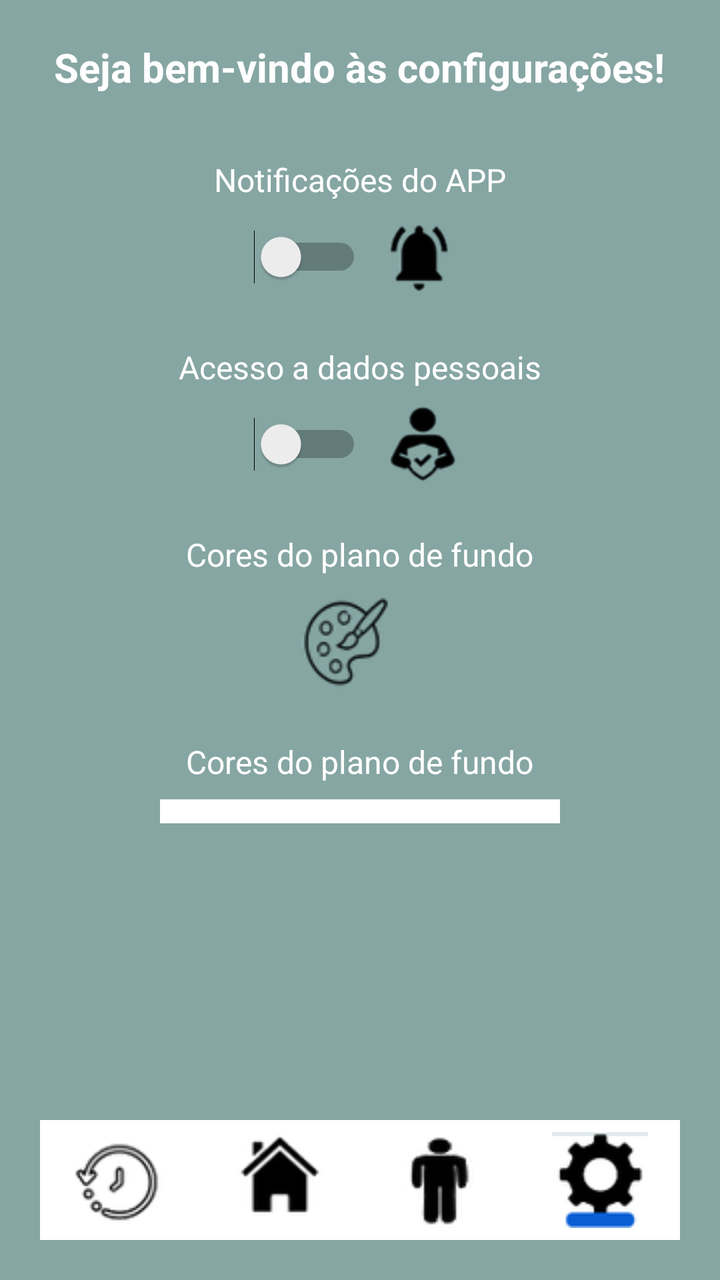
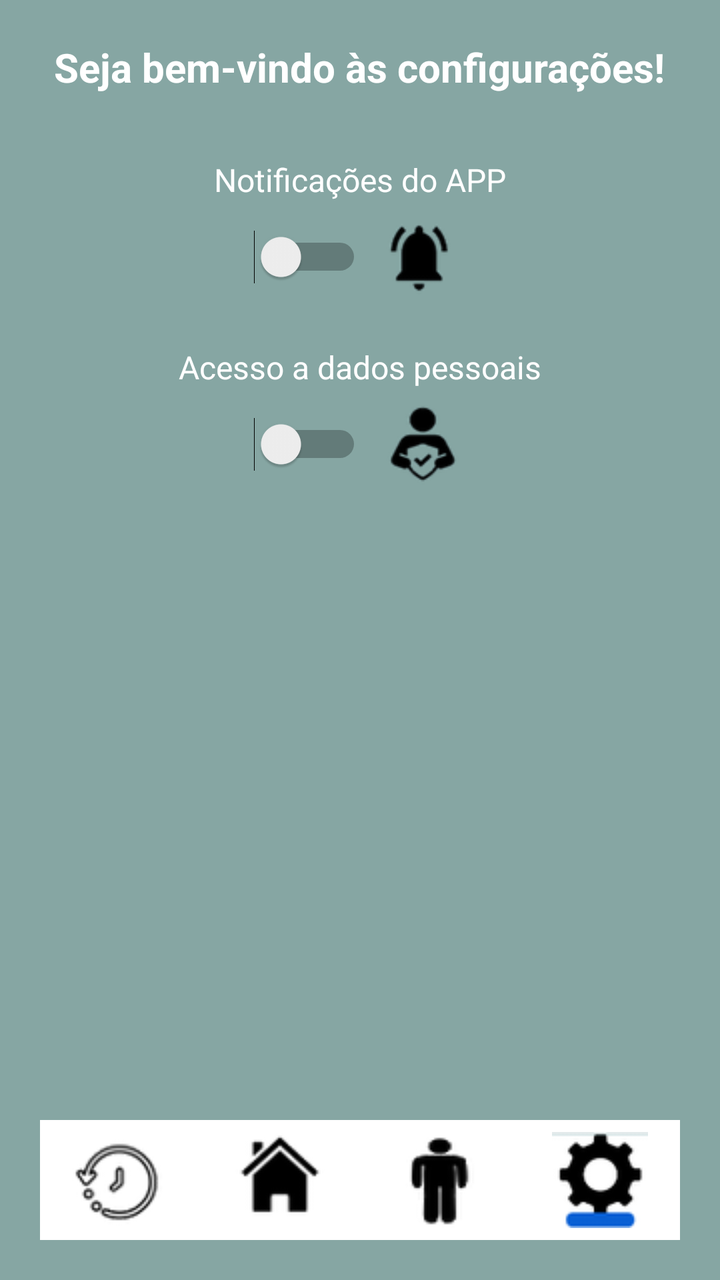

Compare the two renders of this Android layout. The source of the first and the diff that turns it into the second are given below.
<!-- AndroidManifest.xml: application theme Theme.AuraMind -->
<!-- res/layout/activity_config.xml -->
<?xml version="1.0" encoding="utf-8"?>
<LinearLayout xmlns:android="http://schemas.android.com/apk/res/android"
    android:layout_width="match_parent"
    android:layout_height="match_parent"
    android:orientation="vertical"
    android:background="#86A6A3"
    android:padding="20dp"
    android:gravity="center_horizontal">

    
    <TextView
        android:id="@+id/tvTituloConfig"
        android:layout_width="wrap_content"
        android:layout_height="wrap_content"
        android:text="Seja bem-vindo às configurações!"
        android:textSize="20sp"
        android:textStyle="bold"
        android:textColor="@android:color/white"
        android:layout_marginBottom="32dp"
        android:layout_gravity="center"/>

    
    <TextView
        android:layout_width="wrap_content"
        android:layout_height="wrap_content"
        android:text="Notificações do APP"
        android:textSize="16sp"
        android:textColor="@android:color/white"
        android:layout_marginBottom="8dp"
        android:layout_gravity="center"/>

    
    <LinearLayout
        android:layout_width="wrap_content"
        android:layout_height="wrap_content"
        android:orientation="horizontal"
        android:gravity="center"
        android:layout_marginBottom="24dp">

        <Switch
            android:id="@+id/switchNotificacoes"
            android:layout_width="wrap_content"
            android:layout_height="wrap_content"/>

        <ImageView
            android:layout_width="40dp"
            android:layout_height="40dp"
            android:src="@drawable/ic_bell_android_48dp"
            android:layout_marginLeft="12dp"/>
    </LinearLayout>

    
    <TextView
        android:layout_width="wrap_content"
        android:layout_height="wrap_content"
        android:text="Acesso a dados pessoais"
        android:textSize="16sp"
        android:textColor="@android:color/white"
        android:layout_marginBottom="8dp"
        android:layout_gravity="center"/>

    
    <LinearLayout
        android:layout_width="wrap_content"
        android:layout_height="wrap_content"
        android:orientation="horizontal"
        android:gravity="center"
        android:layout_marginBottom="24dp">

        <Switch
            android:id="@+id/switchDados"
            android:layout_width="wrap_content"
            android:layout_height="wrap_content"/>

        <ImageView
            android:layout_width="40dp"
            android:layout_height="40dp"
            android:src="@drawable/ic_user_check_android_48dp"
            android:layout_marginLeft="12dp"/>
    </LinearLayout>

    
    <TextView
        android:layout_width="wrap_content"
        android:layout_height="wrap_content"
        android:text="Cores do plano de fundo"
        android:textSize="16sp"
        android:textColor="@android:color/white"
        android:layout_marginBottom="8dp"
        android:layout_gravity="center"/>

    
    <LinearLayout
        android:layout_width="wrap_content"
        android:layout_height="wrap_content"
        android:orientation="horizontal"
        android:gravity="center"
        android:layout_marginBottom="24dp">



        <ImageView
            android:id="@+id/btnCores"
            android:layout_width="50dp"
            android:layout_height="50dp"
            android:src="@drawable/ic_palette_android_48dp"
            android:layout_marginRight="12dp"/>
    </LinearLayout>

    <TextView
        android:layout_width="wrap_content"
        android:layout_height="wrap_content"
        android:text="Cores do plano de fundo"
        android:textSize="16sp"
        android:textColor="@android:color/white"
        android:layout_marginBottom="8dp"
        android:layout_gravity="center"/>

    
    <Spinner
        android:id="@+id/spinnerTema"
        android:layout_width="200dp"
        android:layout_height="wrap_content"
        android:layout_marginBottom="24dp"
        android:background="@android:color/white"
        android:spinnerMode="dropdown"
        android:padding="6dp" />

    
    <Space
        android:layout_width="match_parent"
        android:layout_height="0dp"
        android:layout_weight="1" />

    
    <LinearLayout
        android:id="@+id/bottomNav"
        android:layout_width="match_parent"
        android:layout_height="60dp"
        android:orientation="horizontal"
        android:gravity="center"
        android:weightSum="4"
        android:background="@android:color/white"
        android:layout_gravity="bottom"
        android:layout_marginTop="32dp">

        <ImageButton
            android:id="@+id/navAgenda"
            android:layout_width="0dp"
            android:layout_height="match_parent"
            android:layout_weight="1"
            android:src="@drawable/ic_music_time_android_48dp"
            android:background="@android:color/transparent"
            android:contentDescription="Agenda"/>

        <ImageButton
            android:id="@+id/navHome"
            android:layout_width="0dp"
            android:layout_height="match_parent"
            android:layout_weight="1"
            android:src="@drawable/ic_home_android_48dp"
            android:background="@android:color/transparent"
            android:contentDescription="Home"/>

        <ImageButton
            android:id="@+id/navProfile"
            android:layout_width="0dp"
            android:layout_height="match_parent"
            android:layout_weight="1"
            android:src="@drawable/ic_person_android_48dp"
            android:background="@android:color/transparent"
            android:contentDescription="Perfil"/>

        <ImageButton
            android:id="@+id/navSettings"
            android:layout_width="0dp"
            android:layout_height="match_parent"
            android:layout_weight="1"
            android:src="@drawable/ic_settings2_android_48dp"
            android:background="@android:color/transparent"
            android:contentDescription="Configurações"/>
    </LinearLayout>

</LinearLayout>
<!-- resources referenced by this layout -->
<resources>
  <!-- drawable ic_bell_android_48dp: png bitmap (drawable, 2283 bytes) -->
  <!-- drawable ic_home_android_48dp: png bitmap (drawable, 2236 bytes) -->
  <!-- drawable ic_music_time_android_48dp: png bitmap (drawable, 4124 bytes) -->
  <!-- drawable ic_palette_android_48dp: png bitmap (drawable, 4585 bytes) -->
  <!-- drawable ic_person_android_48dp: png bitmap (drawable, 2268 bytes) -->
  <!-- drawable ic_settings2_android_48dp: png bitmap (drawable, 2489 bytes) -->
  <!-- drawable ic_user_check_android_48dp: png bitmap (drawable, 3341 bytes) -->
  <style name="Theme.AuraMind" parent="android:Theme.Material.Light.NoActionBar" />
</resources>

<!-- the commit's change to res/layout/activity_config.xml (unified diff, before → after) -->
@@ -80,51 +80,14 @@
     </LinearLayout>
 
     
-    <TextView
-        android:layout_width="wrap_content"
-        android:layout_height="wrap_content"
-        android:text="Cores do plano de fundo"
-        android:textSize="16sp"
-        android:textColor="@android:color/white"
-        android:layout_marginBottom="8dp"
-        android:layout_gravity="center"/>
+
 
     
-    <LinearLayout
-        android:layout_width="wrap_content"
-        android:layout_height="wrap_content"
-        android:orientation="horizontal"
-        android:gravity="center"
-        android:layout_marginBottom="24dp">
 
 
 
-        <ImageView
-            android:id="@+id/btnCores"
-            android:layout_width="50dp"
-            android:layout_height="50dp"
-            android:src="@drawable/ic_palette_android_48dp"
-            android:layout_marginRight="12dp"/>
-    </LinearLayout>
-
-    <TextView
-        android:layout_width="wrap_content"
-        android:layout_height="wrap_content"
-        android:text="Cores do plano de fundo"
-        android:textSize="16sp"
-        android:textColor="@android:color/white"
-        android:layout_marginBottom="8dp"
-        android:layout_gravity="center"/>
 
     
-    <Spinner
-        android:id="@+id/spinnerTema"
-        android:layout_width="200dp"
-        android:layout_height="wrap_content"
-        android:layout_marginBottom="24dp"
-        android:background="@android:color/white"
-        android:spinnerMode="dropdown"
-        android:padding="6dp" />
 
     
     <Space
<!-- resource entries referenced after the edit -->
@@ -3,7 +3,6 @@
   <!-- drawable ic_bell_android_48dp: png bitmap (drawable, 2283 bytes) -->
   <!-- drawable ic_home_android_48dp: png bitmap (drawable, 2236 bytes) -->
   <!-- drawable ic_music_time_android_48dp: png bitmap (drawable, 4124 bytes) -->
-  <!-- drawable ic_palette_android_48dp: png bitmap (drawable, 4585 bytes) -->
   <!-- drawable ic_person_android_48dp: png bitmap (drawable, 2268 bytes) -->
   <!-- drawable ic_settings2_android_48dp: png bitmap (drawable, 2489 bytes) -->
   <!-- drawable ic_user_check_android_48dp: png bitmap (drawable, 3341 bytes) -->
